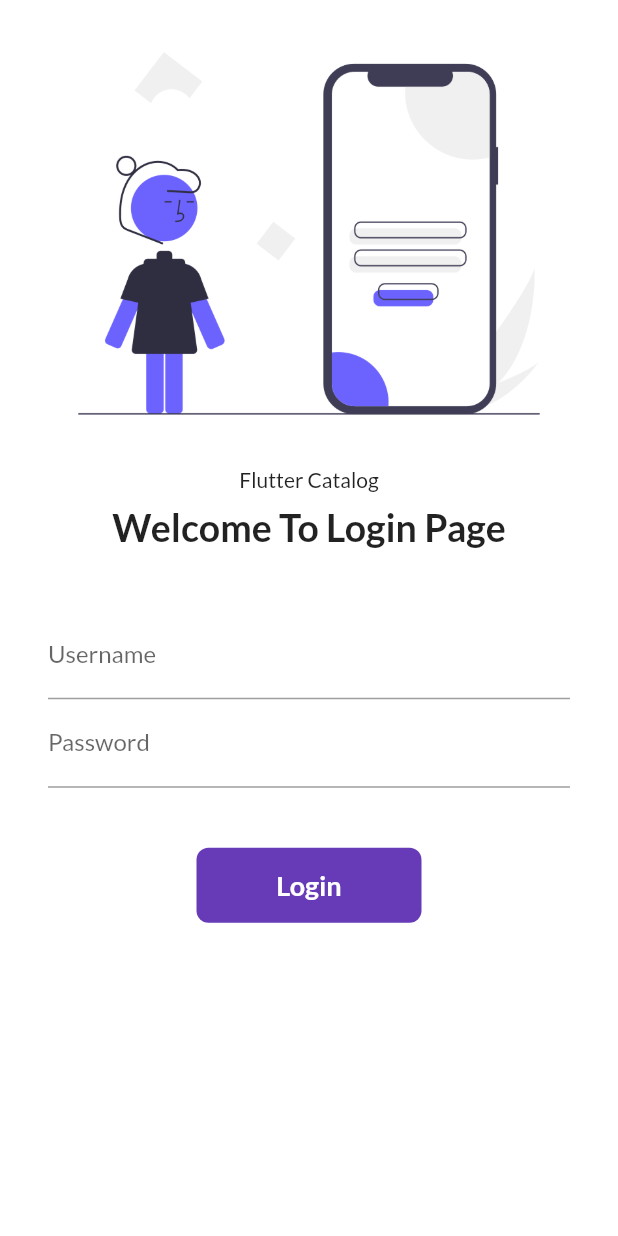
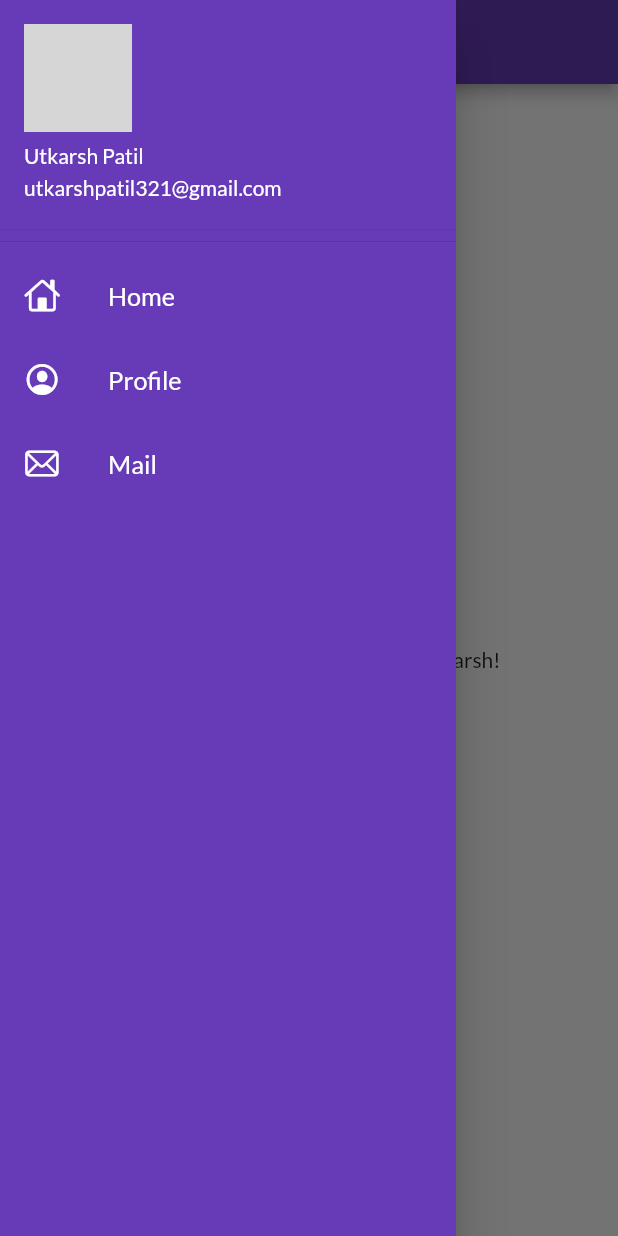
Before and after one commit to lethalcoder9/Flutter_Catalog, a Flutter app: the screen it shows after launch, with the side drawer open (before the commit the screen has no drawer), on a phone screen of 412 x 824 dp. Run offline on Flutter 3.47's test engine with Material 2 defaults, Android fonts, the phone set to English and light mode, and no system bars; our stand-ins replace google_fonts; network calls fail; grey boxes are pictures that could not be loaded.

Commit message:
Day 8 completed

```diff
--- a/lib/main.dart
+++ b/lib/main.dart
@@ -17,7 +17,8 @@ class MyApp extends StatelessWidget {
         primarySwatch: Colors.deepPurple,
         fontFamily: GoogleFonts.lato().fontFamily,
       ),
-      initialRoute: "/login",
+      debugShowCheckedModeBanner: false,
+      initialRoute: MyRoutes.homeRoute,
       routes: {
         "/": (context) => LoginPage(),
         MyRoutes.homeRoute: (context) => HomePage(),
--- a/lib/pages/home_page.dart
+++ b/lib/pages/home_page.dart
@@ -1,4 +1,5 @@
 import 'package:flutter/material.dart';
+import 'package:flutter_catalog/utils/widgets/drawer.dart';
 
 class HomePage extends StatelessWidget {
   final int days = 30;
@@ -15,8 +16,7 @@ class HomePage extends StatelessWidget {
           child: Text("Welcome to $days days of flutter by $name!"),
         ),
       ),
-      drawer: Drawer(),
-
+      drawer: MyDrawer(),
     );
   }
 }
--- /dev/null
+++ b/lib/utils/widgets/drawer.dart
@@ -0,0 +1,65 @@
+import 'package:flutter/cupertino.dart';
+import 'package:flutter/material.dart';
+
+class MyDrawer extends StatelessWidget {
+  const MyDrawer({Key? key}) : super(key: key);
+
+  @override
+  Widget build(BuildContext context) {
+    final ImageURL =
+        "https://www.infosportsworld.com/wp-content/uploads/2016/05/Lionel-Messi-Wallpapers-2016.jpg";
+
+    return Drawer(
+      child: Container(
+        color: Colors.deepPurple,
+        child: ListView(
+          children: [
+            DrawerHeader(
+                padding: EdgeInsets.zero,
+                child: UserAccountsDrawerHeader(
+                  // margin: EdgeInsets.zero,
+                  accountName: Text("Utkarsh Patil"),
+                  accountEmail: Text("utkarshpatil321@gmail.com"),
+                  currentAccountPicture: CircleAvatar(
+                    backgroundImage: NetworkImage(ImageURL),
+                  ),
+                )),
+            ListTile(
+              leading: Icon(
+                CupertinoIcons.home,
+                color: Colors.white,
+              ),
+              title: Text(
+                "Home",
+                textScaleFactor: 1.2,
+                style: TextStyle(color: Colors.white),
+              ),
+            ),
+            ListTile(
+              leading: Icon(
+                CupertinoIcons.profile_circled,
+                color: Colors.white,
+              ),
+              title: Text(
+                "Profile",
+                textScaleFactor: 1.2,
+                style: TextStyle(color: Colors.white),
+              ),
+            ),
+            ListTile(
+              leading: Icon(
+                CupertinoIcons.mail,
+                color: Colors.white,
+              ),
+              title: Text(
+                "Mail",
+                textScaleFactor: 1.2,
+                style: TextStyle(color: Colors.white),
+              ),
+            ),
+          ],
+        ),
+      ),
+    );
+  }
+}
```
